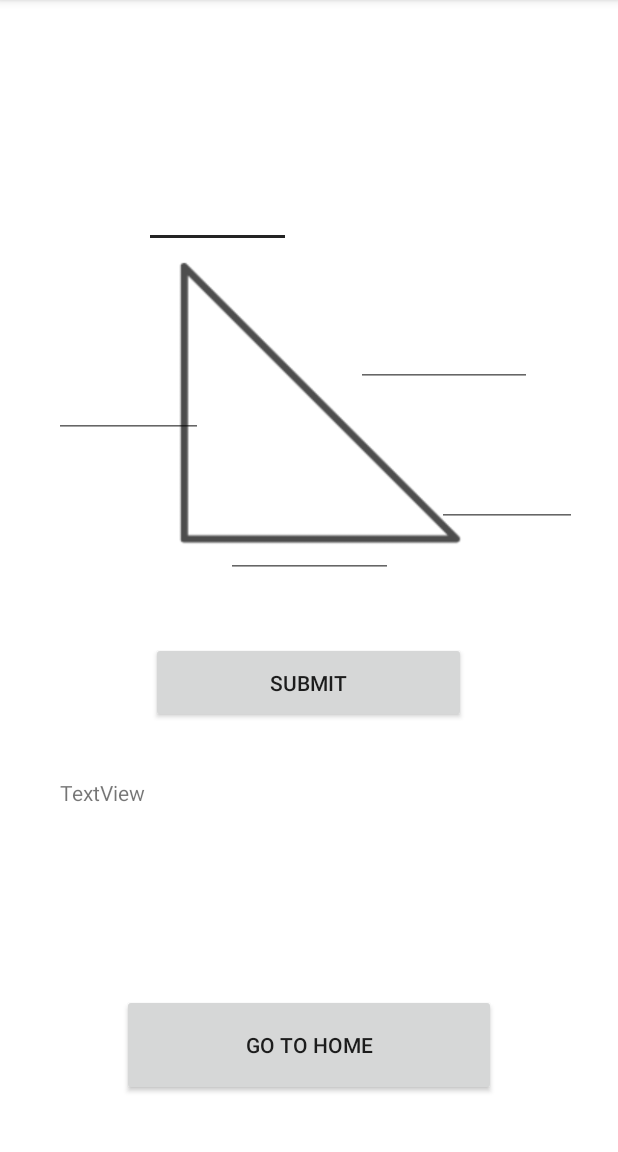
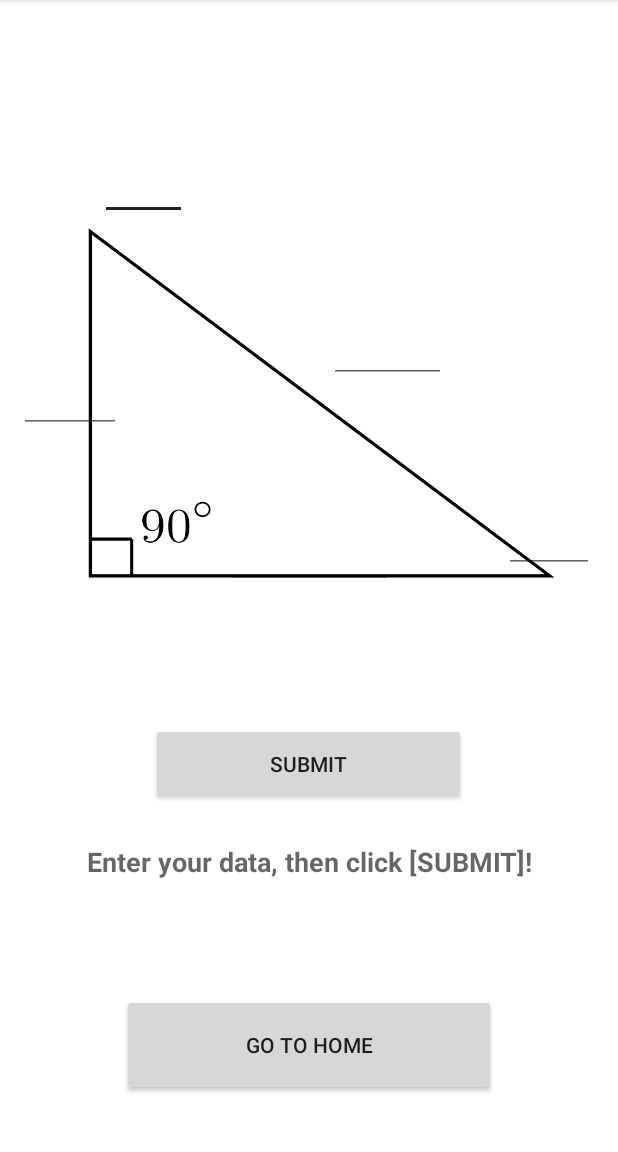
Before and after one commit to not-celeska/Triangle-Solver-App, an Android app: the RightTriangleActivity screen opened directly, with no data from a screen before it, on a phone screen of 412 x 824 dp, the part 84-1236 px from its top. Run offline under Robolectric (Android 15) with nearby library versions, the phone set to English and light mode, and no system bars.

Commit message:
finished angle and sides + starting on results screen

```diff
--- a/app/src/main/res/layout/activity_right_triangle.xml
+++ b/app/src/main/res/layout/activity_right_triangle.xml
@@ -20,68 +20,68 @@
         app:layout_constraintVertical_bias="0.947" />
 
     <ImageView
-        android:id="@+id/imageView"
-        android:layout_width="385dp"
-        android:layout_height="443dp"
+        android:id="@+id/rightResult"
+        android:layout_width="317dp"
+        android:layout_height="410dp"
         app:layout_constraintBottom_toBottomOf="parent"
         app:layout_constraintEnd_toEndOf="parent"
-        app:layout_constraintHorizontal_bias="0.615"
+        app:layout_constraintHorizontal_bias="0.574"
         app:layout_constraintStart_toStartOf="parent"
         app:layout_constraintTop_toTopOf="parent"
-        app:layout_constraintVertical_bias="0.208"
-        app:srcCompat="@drawable/triangle_right" />
+        app:layout_constraintVertical_bias="0.18"
+        app:srcCompat="@drawable/right_angle_triangle" />
 
     <EditText
         android:id="@+id/angleB"
-        android:layout_width="98dp"
+        android:layout_width="58dp"
+        android:layout_height="51dp"
+        android:ems="10"
+        android:inputType="numberDecimal"
+        app:layout_constraintBottom_toBottomOf="parent"
+        app:layout_constraintEnd_toEndOf="parent"
+        app:layout_constraintHorizontal_bias="0.189"
+        app:layout_constraintStart_toStartOf="parent"
+        app:layout_constraintTop_toTopOf="parent"
+        app:layout_constraintVertical_bias="0.133" />
+
+    <EditText
+        android:id="@+id/angleA"
+        android:layout_width="60dp"
+        android:layout_height="59dp"
+        android:ems="10"
+        android:inputType="numberDecimal"
+        app:layout_constraintBottom_toBottomOf="parent"
+        app:layout_constraintEnd_toEndOf="parent"
+        app:layout_constraintHorizontal_bias="0.954"
+        app:layout_constraintStart_toStartOf="parent"
+        app:layout_constraintTop_toTopOf="parent"
+        app:layout_constraintVertical_bias="0.455" />
+
+    <EditText
+        android:id="@+id/sideA"
+        android:layout_width="68dp"
         android:layout_height="54dp"
         android:ems="10"
         android:inputType="numberDecimal"
         app:layout_constraintBottom_toBottomOf="parent"
         app:layout_constraintEnd_toEndOf="parent"
-        app:layout_constraintHorizontal_bias="0.306"
+        app:layout_constraintHorizontal_bias="0.037"
         app:layout_constraintStart_toStartOf="parent"
         app:layout_constraintTop_toTopOf="parent"
-        app:layout_constraintVertical_bias="0.156" />
+        app:layout_constraintVertical_bias="0.329" />
 
     <EditText
-        android:id="@+id/angleA"
-        android:layout_width="93dp"
-        android:layout_height="47dp"
+        android:id="@+id/sideC"
+        android:layout_width="78dp"
+        android:layout_height="59dp"
         android:ems="10"
         android:inputType="numberDecimal"
         app:layout_constraintBottom_toBottomOf="parent"
         app:layout_constraintEnd_toEndOf="parent"
-        app:layout_constraintHorizontal_bias="0.915"
+        app:layout_constraintHorizontal_bias="0.656"
         app:layout_constraintStart_toStartOf="parent"
         app:layout_constraintTop_toTopOf="parent"
-        app:layout_constraintVertical_bias="0.422" />
-
-    <EditText
-        android:id="@+id/sideA"
-        android:layout_width="99dp"
-        android:layout_height="56dp"
-        android:ems="10"
-        android:inputType="numberDecimal"
-        app:layout_constraintBottom_toBottomOf="parent"
-        app:layout_constraintEnd_toEndOf="parent"
-        app:layout_constraintHorizontal_bias="0.115"
-        app:layout_constraintStart_toStartOf="parent"
-        app:layout_constraintTop_toTopOf="parent"
-        app:layout_constraintVertical_bias="0.331" />
-
-    <EditText
-        android:id="@+id/sideC"
-        android:layout_width="117dp"
-        android:layout_height="71dp"
-        android:ems="10"
-        android:inputType="numberDecimal"
-        app:layout_constraintBottom_toBottomOf="parent"
-        app:layout_constraintEnd_toEndOf="parent"
-        app:layout_constraintHorizontal_bias="0.806"
-        app:layout_constraintStart_toStartOf="parent"
-        app:layout_constraintTop_toTopOf="parent"
-        app:layout_constraintVertical_bias="0.268" />
+        app:layout_constraintVertical_bias="0.277" />
 
     <EditText
         android:id="@+id/sideB"
@@ -93,7 +93,7 @@
         app:layout_constraintEnd_toEndOf="parent"
         app:layout_constraintStart_toStartOf="parent"
         app:layout_constraintTop_toTopOf="parent"
-        app:layout_constraintVertical_bias="0.452" />
+        app:layout_constraintVertical_bias="0.462" />
 
     <Button
         android:id="@+id/submitButton"
@@ -106,13 +106,16 @@
         app:layout_constraintHorizontal_bias="0.497"
         app:layout_constraintStart_toStartOf="parent"
         app:layout_constraintTop_toBottomOf="@+id/sideB"
-        app:layout_constraintVertical_bias="0.19" />
+        app:layout_constraintVertical_bias="0.414" />
 
     <TextView
         android:id="@+id/inputtedData"
-        android:layout_width="332dp"
-        android:layout_height="107dp"
-        android:text="TextView"
+        android:layout_width="339dp"
+        android:layout_height="75dp"
+        android:text="Enter your data, then click [SUBMIT]!"
+        android:textAlignment="center"
+        android:textStyle="bold"
+        android:textAppearance="@style/TextAppearance.AppCompat.Medium"
         app:layout_constraintBottom_toTopOf="@+id/goToHome"
         app:layout_constraintEnd_toEndOf="parent"
         app:layout_constraintStart_toStartOf="parent"
```
Also changed, not shown: app/src/main/java/com/example/multiactivitytest/RightTriangleActivity.java (+85 -29 lines), app/src/main/res/layout/right_triangle_results.xml (added, +16 -0 lines), app/src/main/res/drawable/right_angle_triangle.png (added).
